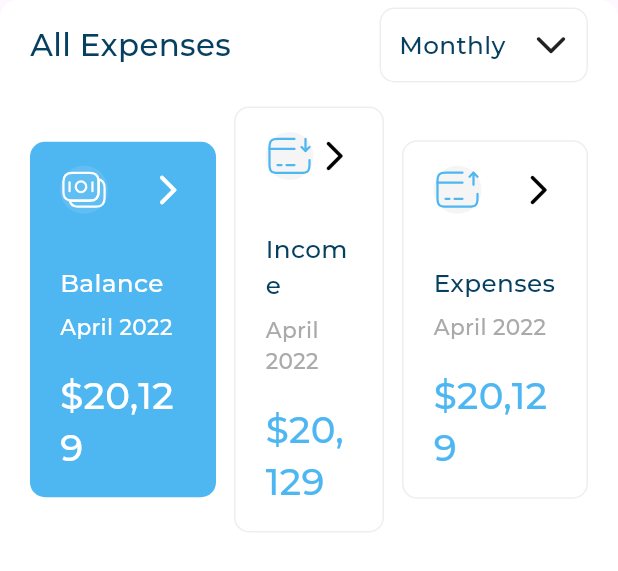
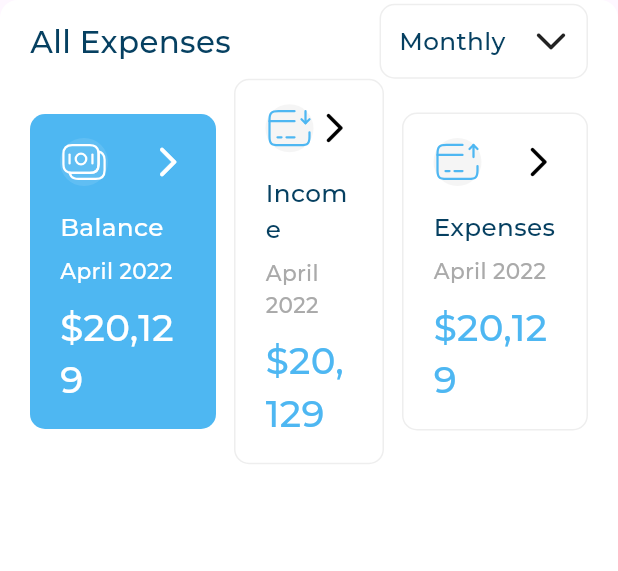
Before and after one commit to andrrew24/responsive_dashboard, a Flutter app: the AllExpensesWidget widget shown alone on an empty page, opened directly, on a phone screen of 412 x 824 dp. Shown: the top 571 px of the screen. Run offline on Flutter 3.47's test engine with Material 3 defaults, Android fonts, the phone set to English and light mode, and no system bars; our stand-ins replace flutter_svg, gap; project files that could hold a hidden picture were left out.

```diff
--- a/lib/views/widgets/active_expenses_item.dart
+++ b/lib/views/widgets/active_expenses_item.dart
@@ -31,7 +31,7 @@ class ActiveEpensesItem extends StatelessWidget {
             imageColor: Colors.white,
             iconColor: Colors.white,
           ),
-          const Gap(34),
+          const Gap(15),
           Text(
             expensesItemModel.title,
             style:
@@ -43,7 +43,7 @@ class ActiveEpensesItem extends StatelessWidget {
             style:
                 AppStyles.styleRegular14(context).copyWith(color: Colors.white),
           ),
-          const Gap(16),
+          const Gap(8),
           Text(
             expensesItemModel.amount.toString(),
             style: AppStyles.styleSemiBold24(context)
--- a/lib/views/widgets/allexpenses_widget.dart
+++ b/lib/views/widgets/allexpenses_widget.dart
@@ -1,4 +1,5 @@
 import 'package:flutter/material.dart';
+// ignore: unused_import
 import 'package:gap/gap.dart';
 import 'package:responsive_dashboard/views/widgets/allexepensesheader.dart';
 import 'package:responsive_dashboard/views/widgets/allexpenses_row.dart';
@@ -11,7 +12,7 @@ class AllExpensesWidget extends StatelessWidget {
   @override
   Widget build(BuildContext context) {
     return Container(
-      padding: const EdgeInsets.symmetric(horizontal: 20, vertical: 5),
+      padding: const EdgeInsets.symmetric(horizontal: 20, vertical: 2.5),
       decoration: BoxDecoration(
           color: Colors.white, borderRadius: BorderRadius.circular(12)),
       child: const Column(
@@ -19,9 +20,7 @@ class AllExpensesWidget extends StatelessWidget {
           AllExpensesHeader(
             title: "All Expenses",
           ),
-          Gap(16),
           AllExpensesRow(),
-          Gap(24),
         ],
       ),
     );
--- a/lib/views/widgets/inactive_expenses_item.dart
+++ b/lib/views/widgets/inactive_expenses_item.dart
@@ -27,7 +27,7 @@ class InActiveEpensesItem extends StatelessWidget {
           ExpensesItemHeader(
             assetName: expensesItemModel.assetName,
           ),
-          const Gap(34),
+          const Gap(15),
           Text(
             expensesItemModel.title,
             style: AppStyles.styleMedium16(context),
@@ -37,7 +37,7 @@ class InActiveEpensesItem extends StatelessWidget {
             expensesItemModel.subtitle,
             style: AppStyles.styleRegular14(context),
           ),
-          const Gap(16),
+          const Gap(8),
           Text(
             expensesItemModel.amount.toString(),
             style: AppStyles.styleSemiBold24(context),
--- a/lib/views/widgets/quick_invoice_form.dart
+++ b/lib/views/widgets/quick_invoice_form.dart
@@ -26,7 +26,7 @@ class QuickInvoiceForm extends StatelessWidget {
             ),
           ],
         ),
-        const Gap(24),
+        const Gap(10),
         Row(
           children: [
             const Expanded(
@@ -42,7 +42,7 @@ class QuickInvoiceForm extends StatelessWidget {
                   "Item mount",
                   style: AppStyles.styleMedium16(context),
                 ),
-                const Gap(12),
+                const Gap(5),
                 Container(
                   padding: const EdgeInsets.only(left: 20, top: 18, bottom: 18),
                   decoration: ShapeDecoration(
@@ -71,7 +71,7 @@ class QuickInvoiceForm extends StatelessWidget {
             ))
           ],
         ),
-        const Gap(24),
+        const Gap(15),
         const Row(
           children: [
             Expanded(
--- a/lib/views/widgets/title_textfield.dart
+++ b/lib/views/widgets/title_textfield.dart
@@ -20,7 +20,7 @@ class TitleTextFieldWidget extends StatelessWidget {
           labelText,
           style: AppStyles.styleMedium16(context),
         ),
-        const Gap(12),
+        const Gap(5),
         TextField(
           decoration: InputDecoration(
               contentPadding: const EdgeInsets.all(20),
```
Also changed, not shown: lib/views/widgets/desktop_layout.dart (+10 -4 lines), lib/views/widgets/deskyop_trailsectio.dart (added, +21 -0 lines), lib/views/widgets/quick_invoice.dart (+9 -8 lines).
